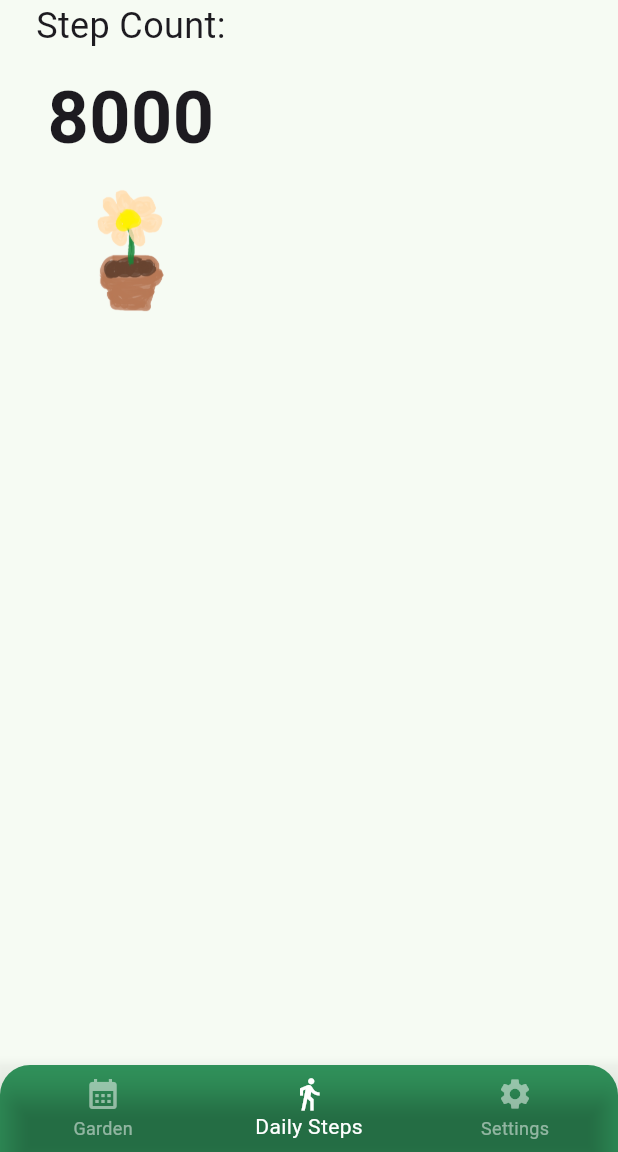
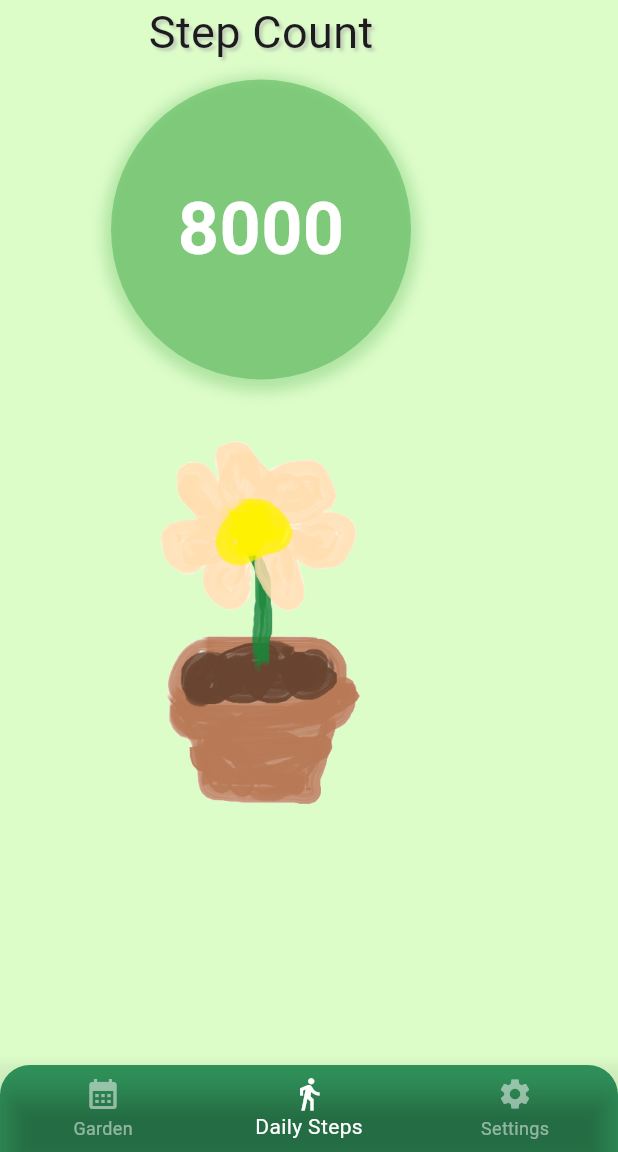
Before and after one commit to nicoalbe/flowalk, a Flutter app: the screen it shows once a user with an empty profile is signed in, item 2 of the bottom bar chosen, on a phone screen of 412 x 824 dp, the part 84-1236 px from its top. Run offline on Flutter 3.47's test engine with Material 3 defaults, Android fonts, the phone set to English and light mode, and no system bars; our stand-ins replace cloud_firestore, firebase_auth, firebase_core, go_router, google_fonts, pedometer; missing offline and left inert: firebase_ui_auth; accounts and stored records are empty.

Commit message:
Daily steps
Designs in daily steps page

```diff
--- a/flowalk/lib/main.dart
+++ b/flowalk/lib/main.dart
@@ -101,6 +101,7 @@ class App extends StatelessWidget {
     return MaterialApp.router(
       title: 'Flowalk',
       theme: ThemeData(
+        scaffoldBackgroundColor: Color.fromARGB(255, 220, 252, 200), // Set the background color of the Scaffold to yellow
         buttonTheme: Theme.of(context).buttonTheme.copyWith(
               highlightColor: Colors.deepPurple,
             ),
--- a/flowalk/lib/step_counter.dart
+++ b/flowalk/lib/step_counter.dart
@@ -256,19 +256,52 @@ class _StepCounterState extends State<StepCounter> {
       return Column(
         mainAxisAlignment: MainAxisAlignment.center,
         children: <Widget>[
-          Text(
-            'Step Count:',
-            style: TextStyle(fontSize: 24),
+          Center(
+            child: Text(
+            'Step Count',
+            style: TextStyle(
+              fontSize: 30,
+              shadows: [
+                Shadow(
+                  color: Colors.grey.withOpacity(0.5),
+                  blurRadius: 2,
+                  offset: Offset(2, 2),
+                ),
+              ],
+            ),
+          ),
           ),
           SizedBox(height: 10),
-          Text(
-            '$_stepCount',
-            style: TextStyle(fontSize: 48, fontWeight: FontWeight.bold),
+          Container(
+            width: 200,
+            height: 200,
+            decoration: BoxDecoration(
+              shape: BoxShape.circle,
+              color: Colors.green.withOpacity(0.5),
+              boxShadow: [
+                BoxShadow(
+                  color: Colors.green.withOpacity(0.3),
+                  spreadRadius: 5,
+                  blurRadius: 7,
+                  offset: Offset(0, 3),
+                ),
+              ],
+            ),
+            child: Center(
+              child: Text(
+                '$_stepCount',
+                style: TextStyle(
+                  fontSize: 48,
+                  fontWeight: FontWeight.bold,
+                  color: Colors.white,
+                ),
+              ),
+            ),
           ),
           Image.asset(
             imagePath,
-            width: 100,
-            height: 100,
+            width: 300,
+            height: 300,
             fit: BoxFit.contain,
           ),
         ],
```
